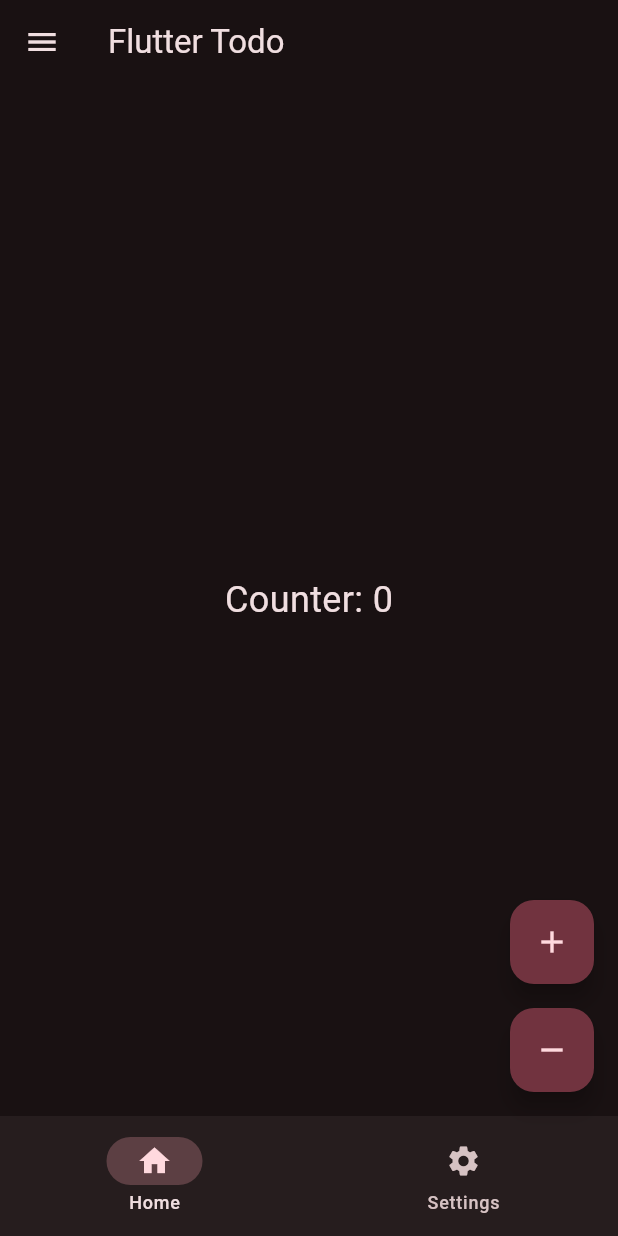
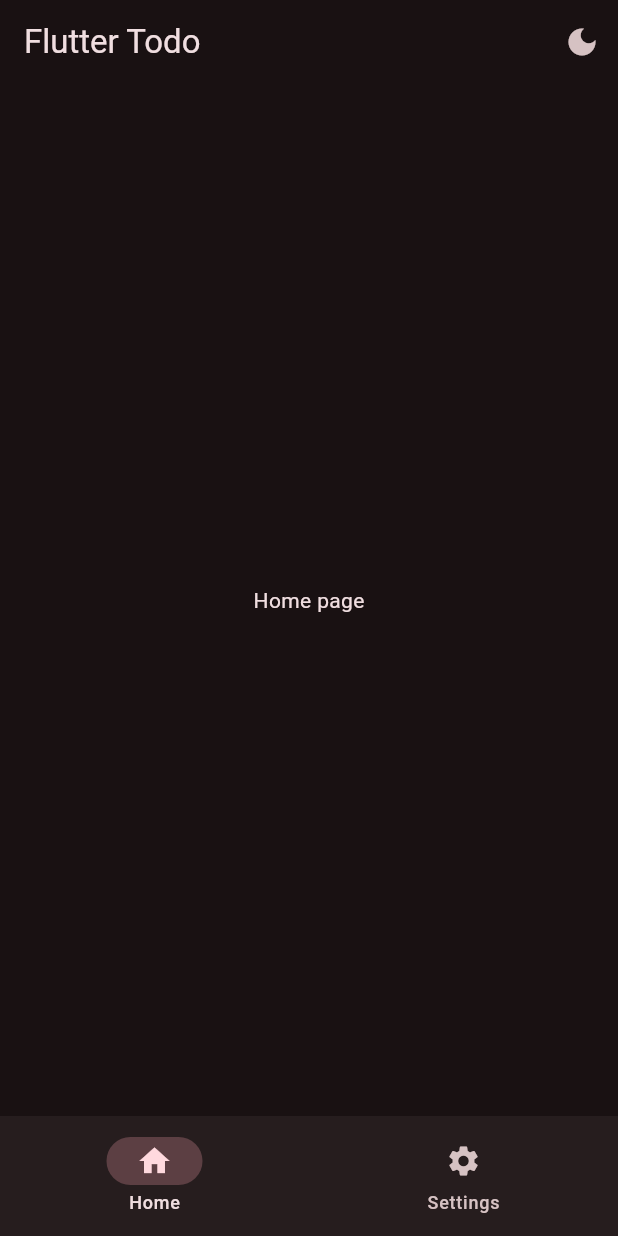
Before and after one commit to lywoo-plus/flutter_todo, a Flutter app: the screen it shows after launch, on a phone screen of 412 x 824 dp. Run offline on Flutter 3.47's test engine with Material 3 defaults, Android fonts, the phone set to English and light mode, and no system bars.

Commit message:
ValueNotifier and ValueListenableBuilder

```diff
--- /dev/null
+++ b/lib/data/notifier.dart
@@ -0,0 +1,7 @@
+import 'package:flutter/widgets.dart';
+
+ValueNotifier<int> selectedPageNotifier = ValueNotifier(0);
+
+enum EnumTheme { light, dark }
+
+ValueNotifier<EnumTheme> themeNotifier = ValueNotifier(EnumTheme.light);
--- a/lib/main.dart
+++ b/lib/main.dart
@@ -1,4 +1,5 @@
 import 'package:flutter/material.dart';
+import 'package:flutter_todo/views/widget_tree.dart';
 import 'package:flutter_todo/widgets/nav_bar.dart';
 
 void main() {
@@ -22,7 +23,9 @@ class _MyAppState extends State<MyApp> {
       theme: ThemeData(
         colorScheme: ColorScheme.fromSeed(seedColor: Colors.pink, brightness: Brightness.dark),
       ),
-      home: Scaffold(
+      home: true
+          ? WidgetTree()
+          : Scaffold(
               appBar: AppBar(title: Text('Flutter Todo')),
               drawer: Drawer(
                 child: SafeArea(child: ListTile(title: Text('Settings'))),
--- /dev/null
+++ b/lib/views/pages/home_page.dart
@@ -0,0 +1,10 @@
+import 'package:flutter/material.dart';
+
+class HomePage extends StatelessWidget {
+  const HomePage({super.key});
+
+  @override
+  Widget build(BuildContext context) {
+    return Center(child: Text('Home page'));
+  }
+}
--- /dev/null
+++ b/lib/views/pages/profile_page.dart
@@ -0,0 +1,10 @@
+import 'package:flutter/material.dart';
+
+class ProfilePage extends StatelessWidget {
+  const ProfilePage({super.key});
+
+  @override
+  Widget build(BuildContext context) {
+    return Center(child: Text('Profile page'));
+  }
+}
--- /dev/null
+++ b/lib/views/widget_tree.dart
@@ -0,0 +1,40 @@
+import 'package:flutter/material.dart';
+import 'package:flutter_todo/data/notifier.dart';
+import 'package:flutter_todo/views/pages/home_page.dart';
+import 'package:flutter_todo/views/pages/profile_page.dart';
+import 'package:flutter_todo/widgets/nav_bar.dart';
+
+List<Widget> pages = [HomePage(), ProfilePage()];
+
+class WidgetTree extends StatelessWidget {
+  const WidgetTree({super.key});
+
+  @override
+  Widget build(BuildContext context) {
+    return Scaffold(
+      appBar: AppBar(
+        title: Text('Flutter Todo'),
+        actions: [
+          IconButton(
+            onPressed: () {
+              themeNotifier.value = themeNotifier.value == EnumTheme.light ? EnumTheme.dark : EnumTheme.light;
+            },
+            icon: ValueListenableBuilder(
+              valueListenable: themeNotifier,
+              builder: (context, value, child) {
+                return Icon(value == EnumTheme.light ? Icons.dark_mode : Icons.light_mode);
+              },
+            ),
+          ),
+        ],
+      ),
+      body: ValueListenableBuilder(
+        valueListenable: selectedPageNotifier,
+        builder: (context, value, child) {
+          return pages.elementAt(value);
+        },
+      ),
+      bottomNavigationBar: NavBar(),
+    );
+  }
+}
--- a/lib/widgets/nav_bar.dart
+++ b/lib/widgets/nav_bar.dart
@@ -1,27 +1,24 @@
 import 'package:flutter/material.dart';
+import 'package:flutter_todo/data/notifier.dart';
 
-class NavBar extends StatefulWidget {
+class NavBar extends StatelessWidget {
   const NavBar({super.key});
 
   @override
-  State<NavBar> createState() => _NavBarState();
-}
-
-class _NavBarState extends State<NavBar> {
-  int selectedIndex = 0;
-
-  @override
   Widget build(BuildContext context) {
+    return ValueListenableBuilder(
+      valueListenable: selectedPageNotifier,
+      builder: (context, value, child) {
         return NavigationBar(
-      selectedIndex: selectedIndex,
+          selectedIndex: value,
           destinations: [
             NavigationDestination(icon: Icon(Icons.home), label: 'Home'),
             NavigationDestination(icon: Icon(Icons.settings), label: 'Settings'),
           ],
           onDestinationSelected: (index) {
-        setState(() {
-          selectedIndex = index;
-        });
+            selectedPageNotifier.value = index;
+          },
+        );
       },
     );
   }
--- a/pages/home_page.dart
+++ /dev/null
@@ -1,15 +0,0 @@
-import 'package:flutter/material.dart';
-
-class HomePage extends StatefulWidget {
-  const HomePage({super.key});
-
-  @override
-  State<HomePage> createState() => _HomePageState();
-}
-
-class _HomePageState extends State<HomePage> {
-  @override
-  Widget build(BuildContext context) {
-    return const Placeholder();
-  }
-}
```
Lines whose indentation alone changed are shown as unchanged.
